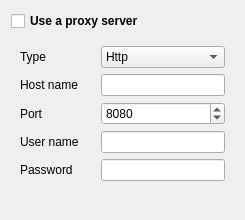
Above: gui/proxypage.ui from Martchus/videodownloader before the change. Below: the same form after it.
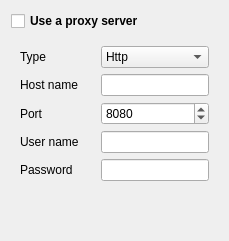
That is the form after the change.

Commit message: Make labels more consistent

What changed in the file:
```diff
--- a/gui/proxypage.ui
+++ b/gui/proxypage.ui
@@ -2,14 +2,6 @@
 <ui version="4.0">
  <class>QtGui::ProxyPage</class>
  <widget class="QWidget" name="QtGui::ProxyPage">
-  <property name="geometry">
-   <rect>
-    <x>0</x>
-    <y>0</y>
-    <width>245</width>
-    <height>220</height>
-   </rect>
-  </property>
   <property name="windowTitle">
    <string>Proxy</string>
   </property>
```
The commit also changes 4 other files.
